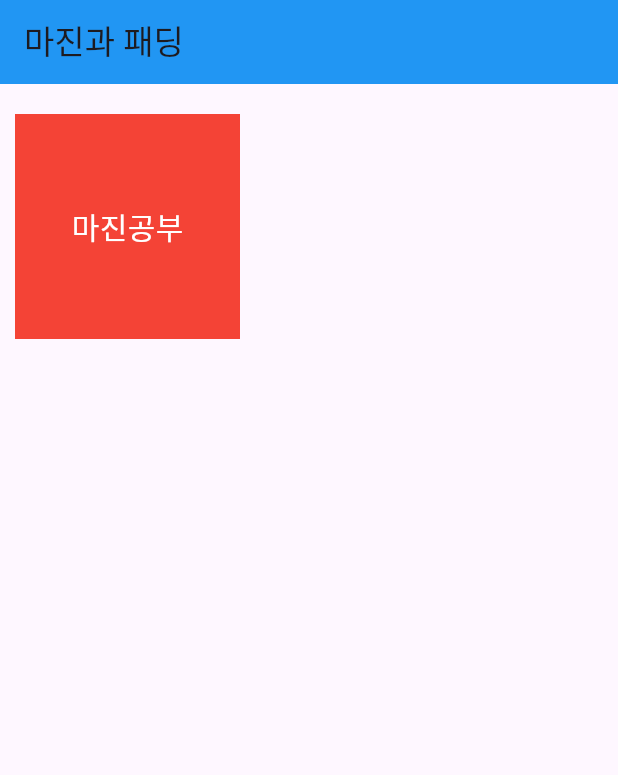
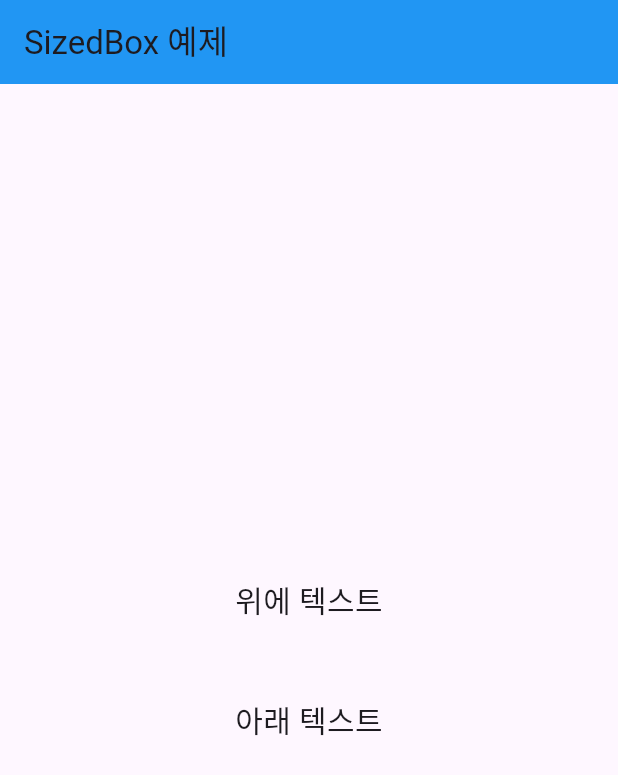
Before and after one commit to nqwrt/flutter_app, a Flutter app: the screen it shows after launch, on a phone screen of 412 x 824 dp. Shown: the top 775 px of the screen. Run offline on Flutter 3.47's test engine with Material 3 defaults, Android fonts, the phone set to English and light mode, and no system bars.

Commit message:
연습문제 완성

```diff
--- a/lib/main.dart
+++ b/lib/main.dart
@@ -13,30 +13,25 @@ class MyApp extends StatelessWidget {
       home: Scaffold(
 
         appBar: AppBar(
-          title: const Text('마진과 패딩'),
+          title: const Text('SizedBox 예제'),
           backgroundColor: Colors.blue,
         ),
 
-        body: Column(
-          children: [
-            Container(
-              width: 150,
-              height: 150,
-              margin: EdgeInsets.only(
-                  top:20,
-                  left:10,
-                  right: 10,
-                  bottom: 5),
-              padding: EdgeInsets.all(30) ,
-              color: Colors.red,
-              child: Center(
-                child: Text(
-                  "마진공부",
-                  style: TextStyle(color: Colors.white,fontSize: 20),
-                ),
+        body: Center(
+          child: Column(
+            mainAxisAlignment: MainAxisAlignment.center,
+            children: [
+              Text(
+                "위에 텍스트",
+                style: TextStyle(fontSize: 20),
               ),
-            )
-          ],
+              SizedBox(height: 50,),
+              Text(
+                "아래 텍스트",
+                style: TextStyle(fontSize: 20),
+              ),
+            ],
+          ),
         ),
       ),
     );
--- a/pubspec.yaml
+++ b/pubspec.yaml
@@ -56,6 +56,8 @@ flutter:
   # included with your application, so that you can use the icons in
   # the material Icons class.
   uses-material-design: true
+  assets:
+    - asset/img/
 
   # To add assets to your application, add an assets section, like this:
   # assets:
```
